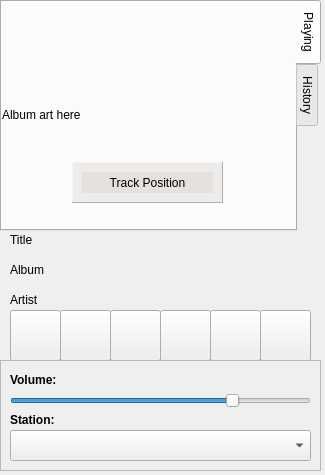
Qt form qAndora.ui (JeffHoogland/qAndora) before a commit.
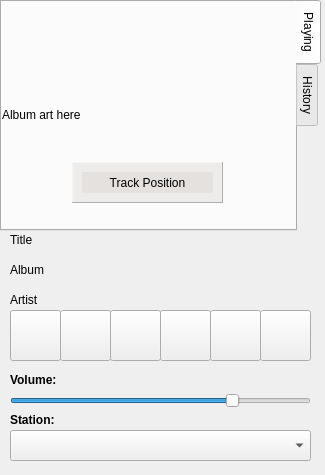
The same form after that commit. Icons and pictures are not drawn.

```diff
--- a/qAndora.ui
+++ b/qAndora.ui
@@ -1201,7 +1201,7 @@
      </rect>
     </property>
     <property name="frameShape">
-     <enum>QFrame::StyledPanel</enum>
+     <enum>QFrame::NoFrame</enum>
     </property>
     <property name="frameShadow">
      <enum>QFrame::Raised</enum>
```
Left out of the diff: 3 changed lines with no effect on the pictures.
